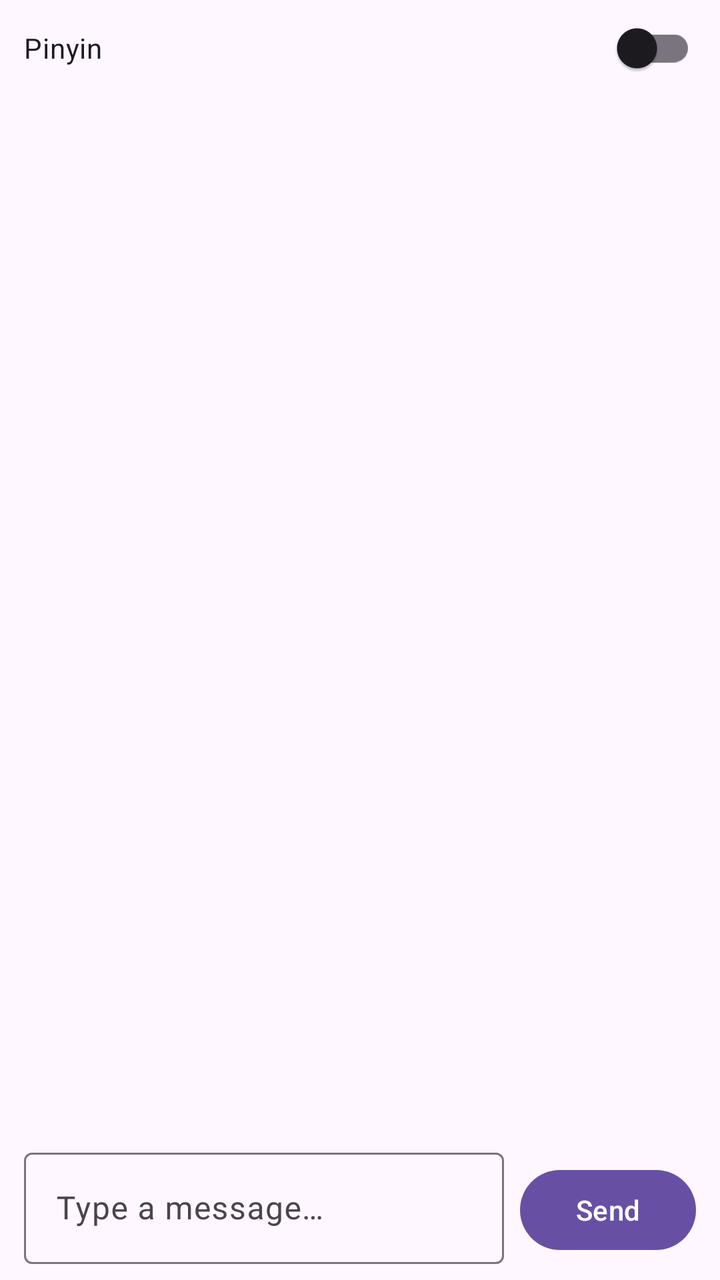
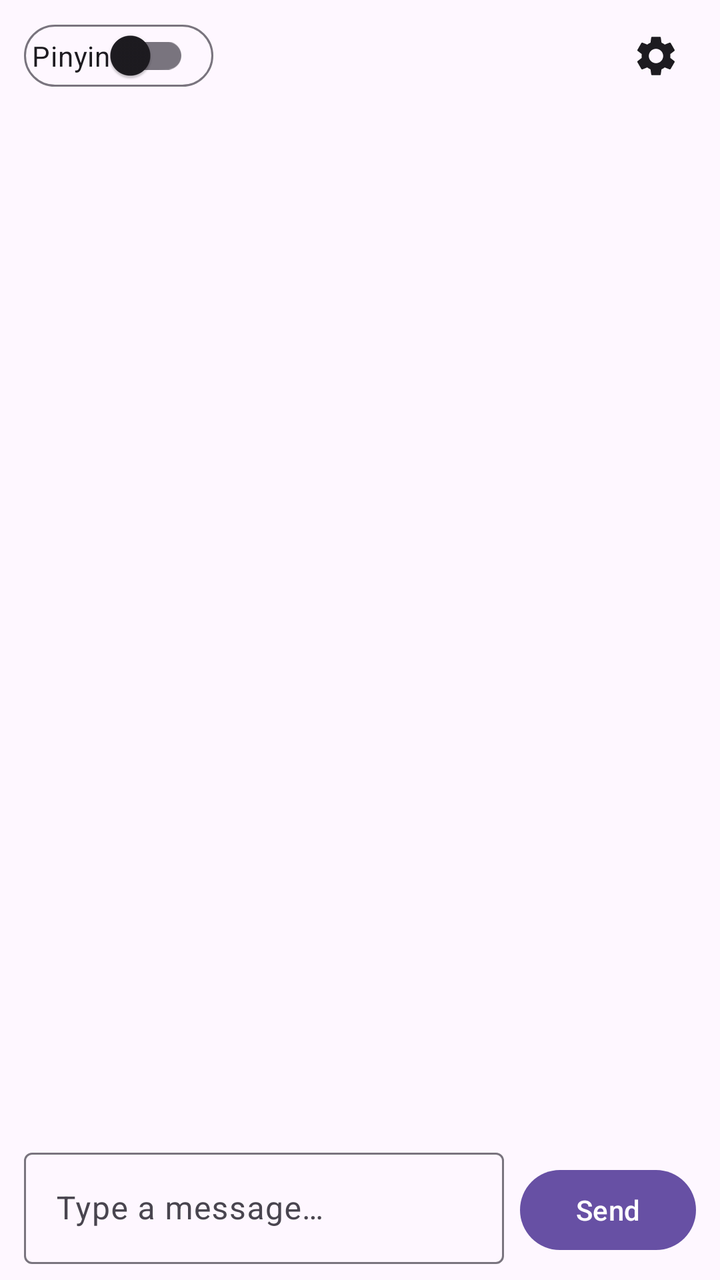

An Android layout rendered at two revisions. The XML below is the earlier revision; the diff shows what the commit changed to produce the second picture.
<!-- AndroidManifest.xml: application theme Theme.MandarinAIChat -->
<!-- res/layout/activity_main.xml -->
<?xml version="1.0" encoding="utf-8"?>
<LinearLayout xmlns:android="http://schemas.android.com/apk/res/android"
    android:layout_width="match_parent"
    android:layout_height="match_parent"
    android:fitsSystemWindows="true"
    android:orientation="vertical">

    <androidx.appcompat.widget.SwitchCompat
        android:id="@+id/switch_pinyin"
        android:layout_width="match_parent"
        android:layout_height="wrap_content"
        android:paddingHorizontal="12dp"
        android:paddingVertical="6dp"
        android:text="@string/pinyin_mode"
        android:textSize="14sp" />

    <androidx.recyclerview.widget.RecyclerView
        android:id="@+id/message_list"
        android:layout_width="match_parent"
        android:layout_height="0dp"
        android:layout_weight="1"
        android:clipToPadding="false"
        android:paddingHorizontal="12dp"
        android:paddingVertical="8dp"
        android:scrollbars="vertical" />

    <LinearLayout
        android:layout_width="match_parent"
        android:layout_height="wrap_content"
        android:gravity="bottom"
        android:orientation="horizontal"
        android:paddingHorizontal="12dp"
        android:paddingBottom="8dp">

        <com.google.android.material.textfield.TextInputLayout
            style="@style/Widget.Material3.TextInputLayout.OutlinedBox"
            android:layout_width="0dp"
            android:layout_height="wrap_content"
            android:layout_weight="1"
            android:hint="@string/hint_message">

            <com.google.android.material.textfield.TextInputEditText
                android:id="@+id/message_input"
                android:layout_width="match_parent"
                android:layout_height="wrap_content"
                android:imeOptions="actionSend"
                android:inputType="textCapSentences|textMultiLine"
                android:maxLines="4" />
        </com.google.android.material.textfield.TextInputLayout>

        <com.google.android.material.button.MaterialButton
            android:id="@+id/button_send"
            android:layout_width="wrap_content"
            android:layout_height="wrap_content"
            android:layout_marginStart="8dp"
            android:text="@string/send" />
    </LinearLayout>
</LinearLayout>
<!-- resources referenced by this layout -->
<resources>
  <string name="hint_message">Type a message…</string>
  <string name="pinyin_mode">Pinyin</string>
  <string name="send">Send</string>
  <style name="Theme.MandarinAIChat" parent="Theme.Material3.DayNight.NoActionBar" />
</resources>

<!-- the commit's change to res/layout/activity_main.xml (unified diff, before → after) -->
@@ -5,14 +5,45 @@
     android:fitsSystemWindows="true"
     android:orientation="vertical">
 
-    <androidx.appcompat.widget.SwitchCompat
-        android:id="@+id/switch_pinyin"
+    <LinearLayout
         android:layout_width="match_parent"
         android:layout_height="wrap_content"
+        android:gravity="center_vertical"
+        android:orientation="horizontal"
         android:paddingHorizontal="12dp"
-        android:paddingVertical="6dp"
-        android:text="@string/pinyin_mode"
-        android:textSize="14sp" />
+        android:paddingVertical="8dp">
+
+        <LinearLayout
+            android:layout_width="wrap_content"
+            android:layout_height="wrap_content"
+            android:background="@drawable/bg_pinyin_chip"
+            android:gravity="center_vertical"
+            android:orientation="horizontal">
+
+            <androidx.appcompat.widget.SwitchCompat
+                android:id="@+id/switch_pinyin"
+                android:layout_width="wrap_content"
+                android:layout_height="wrap_content"
+                android:minHeight="0dp"
+                android:text="@string/pinyin_mode"
+                android:textSize="14sp" />
+        </LinearLayout>
+
+        <View
+            android:layout_width="0dp"
+            android:layout_height="0dp"
+            android:layout_weight="1" />
+
+        <ImageButton
+            android:id="@+id/button_settings"
+            android:layout_width="40dp"
+            android:layout_height="40dp"
+            android:background="?attr/selectableItemBackgroundBorderless"
+            android:contentDescription="@string/settings"
+            android:src="@drawable/ic_settings"
+            android:scaleType="fitCenter"
+            android:padding="8dp" />
+    </LinearLayout>
 
     <androidx.recyclerview.widget.RecyclerView
         android:id="@+id/message_list"
<!-- resource entries referenced after the edit -->
@@ -1,8 +1,35 @@
 <!-- resources referenced by this layout -->
 <resources>
+  <!-- drawable bg_pinyin_chip (drawable) -->
+  <?xml version="1.0" encoding="utf-8"?>
+  <shape xmlns:android="http://schemas.android.com/apk/res/android"
+      android:shape="rectangle">
+      <corners android:radius="24dp" />
+      <stroke
+          android:width="1dp"
+          android:color="?attr/colorOutline" />
+      <padding
+          android:left="4dp"
+          android:top="2dp"
+          android:right="12dp"
+          android:bottom="2dp" />
+  </shape>
+  <!-- drawable ic_settings (drawable) -->
+  <?xml version="1.0" encoding="utf-8"?>
+  <vector xmlns:android="http://schemas.android.com/apk/res/android"
+      android:width="24dp"
+      android:height="24dp"
+      android:viewportWidth="24"
+      android:viewportHeight="24"
+      android:tint="?attr/colorOnSurface">
+      <path
+          android:fillColor="@android:color/white"
+          android:pathData="M19.14,12.94c0.04,-0.3 0.06,-0.61 0.06,-0.94c0,-0.32 -0.02,-0.64 -0.07,-0.94l2.03,-1.58c0.18,-0.14 0.23,-0.41 0.12,-0.61l-1.92,-3.32c-0.12,-0.22 -0.37,-0.29 -0.59,-0.22l-2.39,0.96c-0.5,-0.38 -1.03,-0.7 -1.62,-0.94L14.4,2.81c-0.04,-0.24 -0.24,-0.41 -0.48,-0.41h-3.84c-0.24,0 -0.43,0.17 -0.47,0.41L9.25,5.35C8.66,5.59 8.12,5.92 7.63,6.29L5.24,5.33c-0.22,-0.08 -0.47,0 -0.59,0.22L2.74,8.87C2.62,9.08 2.66,9.34 2.86,9.48l2.03,1.58C4.84,11.36 4.8,11.69 4.8,12s0.02,0.64 0.07,0.94l-2.03,1.58c-0.18,0.14 -0.23,0.41 -0.12,0.61l1.92,3.32c0.12,0.22 0.37,0.29 0.59,0.22l2.39,-0.96c0.5,0.38 1.03,0.7 1.62,0.94l0.36,2.54c0.05,0.24 0.24,0.41 0.48,0.41h3.84c0.24,0 0.44,-0.17 0.47,-0.41l0.36,-2.54c0.59,-0.24 1.13,-0.56 1.62,-0.94l2.39,0.96c0.22,0.08 0.47,0 0.59,-0.22l1.92,-3.32c0.12,-0.22 0.07,-0.47 -0.12,-0.61L19.14,12.94zM12,15.6c-1.98,0 -3.6,-1.62 -3.6,-3.6s1.62,-3.6 3.6,-3.6s3.6,1.62 3.6,3.6S13.98,15.6 12,15.6z" />
+  </vector>
   <string name="hint_message">Type a message…</string>
   <string name="pinyin_mode">Pinyin</string>
   <string name="send">Send</string>
+  <string name="settings">Settings</string>
   <style name="Theme.MandarinAIChat" parent="Theme.Material3.DayNight.NoActionBar" />
 </resources>
 
